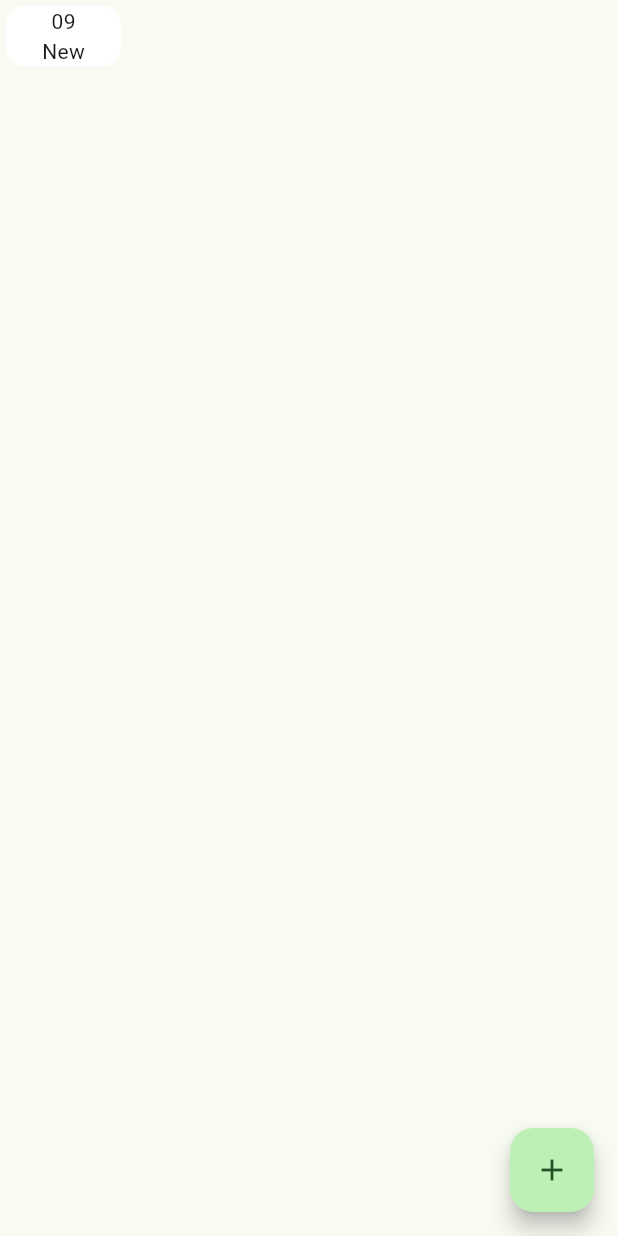
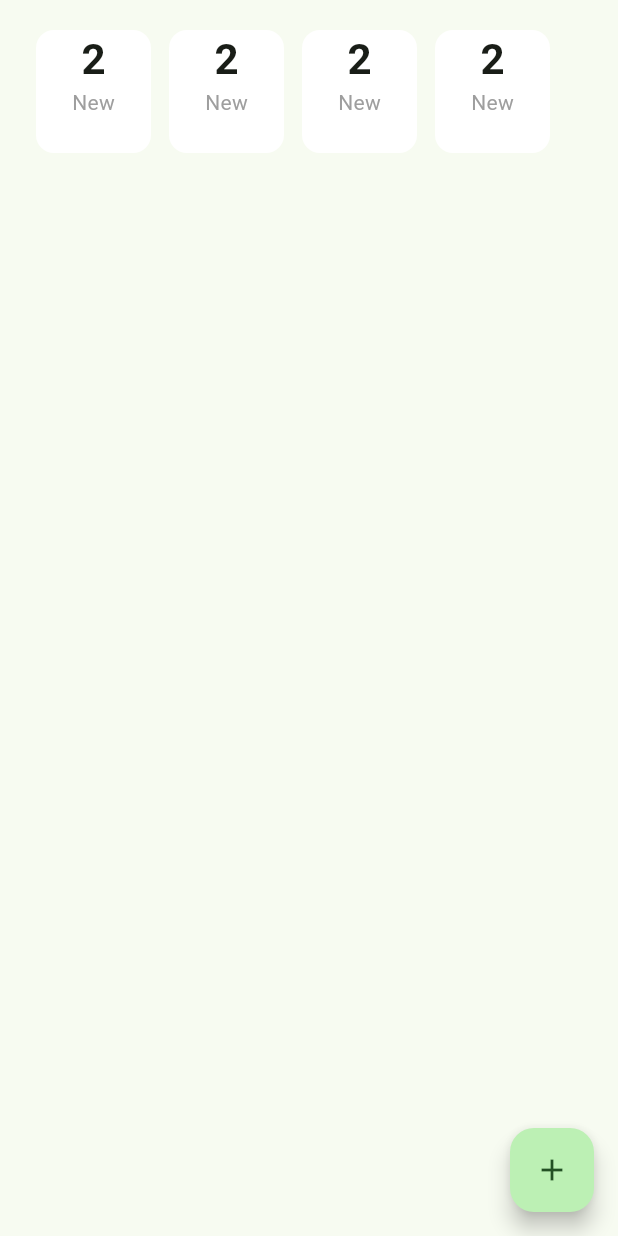
Before and after one commit to nasir-uddin-dev/Task_Management_App, a Flutter app: the ProgressTaskScreen screen opened directly, on a phone screen of 412 x 824 dp. Run offline on Flutter 3.47's test engine with Material 3 defaults, Android fonts, the phone set to English and light mode, and no system bars; our stand-ins replace flutter_svg, pin_code_fields.

Commit message:
progres_task

```diff
--- a/lib/ui/screen/progress_task_screen.dart
+++ b/lib/ui/screen/progress_task_screen.dart
@@ -1,4 +1,6 @@
 import 'package:flutter/material.dart';
+
+import '../widgets/task_count_by_status_card.dart';
 
 class ProgressTaskScreen extends StatefulWidget {
   const ProgressTaskScreen({super.key});
@@ -11,22 +13,28 @@ class _ProgressTaskScreenState extends State<ProgressTaskScreen> {
   @override
   Widget build(BuildContext context) {
     return Scaffold(
-      body: Column(
-        children: [
-          Card(
-            elevation: 0,
-            color: Colors.white,
-            child: Padding(
-              padding: const EdgeInsets.symmetric(horizontal: 24),
-              child: Column(
-                children: [
-                  Text("09"),
-                  Text("New")
-                ],
+      body: Padding(
+        padding: const EdgeInsets.symmetric(horizontal: 20),
+        child: Column(
+          children: [
+            SizedBox(height: 16,),
+            SizedBox(
+              height: 90,
+              child: ListView.separated(
+                itemCount: 4,
+                scrollDirection: Axis.horizontal,
+                itemBuilder: (context, index) {
+                  return TaskCountByStatusCard(title: 'New', count: 2);
+                },
+                separatorBuilder: (BuildContext context, int index) {
+                  return SizedBox(
+                    width: 4,
+                  );
+                },
               ),
-            ),
-          )
-        ],
+            )
+          ],
+        ),
       ),
       floatingActionButton: FloatingActionButton(
         onPressed: () {},
--- /dev/null
+++ b/lib/ui/widgets/task_count_by_status_card.dart
@@ -0,0 +1,36 @@
+
+import 'package:flutter/material.dart';
+
+class TaskCountByStatusCard extends StatelessWidget {
+  const TaskCountByStatusCard({
+    super.key,
+    required this.title,
+    required this.count,
+  });
+
+  final String title;
+  final int count;
+
+  @override
+  Widget build(BuildContext context) {
+    return Card(
+      elevation: 0,
+      color: Colors.white,
+      child: Padding(
+        padding: const EdgeInsets.symmetric(horizontal: 24, vertical: 2),
+        child: Column(
+          children: [
+            Text(
+              '$count',
+              style: Theme.of(context).textTheme.titleLarge,
+            ),
+            Text(
+              title,
+              style: TextStyle(color: Colors.grey),
+            ),
+          ],
+        ),
+      ),
+    );
+  }
+}
```
